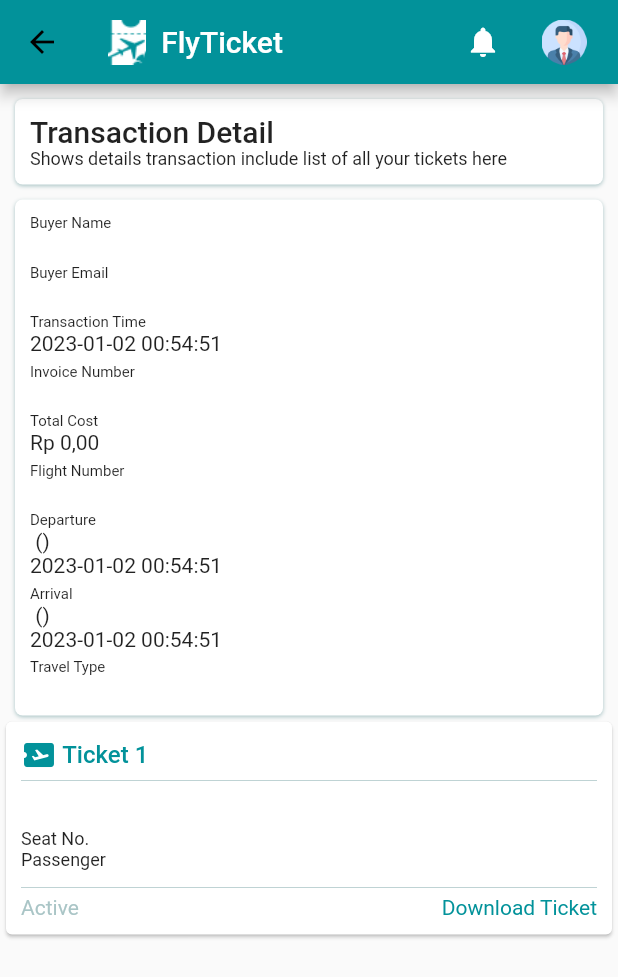
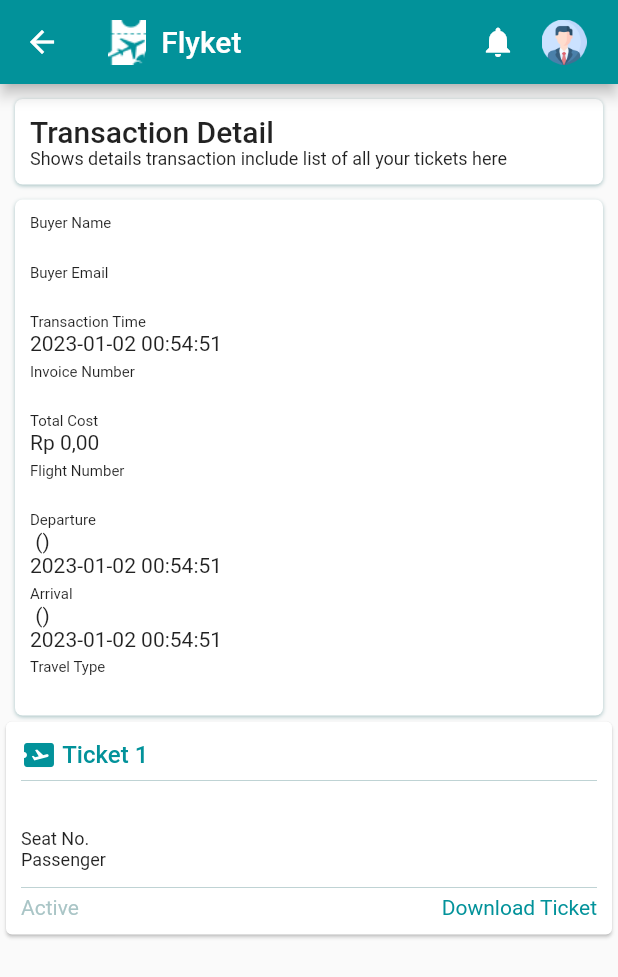
Before and after one commit to driskimaulana/flyket, a Flutter app: the TransactionHistoryDetail screen opened by its route, on a phone screen of 412 x 824 dp. Shown: the top 977 px of the screen. Run offline on Flutter 3.47's test engine with Material 2 defaults, Android fonts, the light colour scheme and no system bars; our stand-ins replace dropdown_button2, flutter_spinkit, fluttertoast, shared_preferences; missing offline and left inert: dropdownfield2, restart_app; accounts and stored records are empty; network calls fail.

Commit message:
Fix appbar detail transaction page

```diff
--- a/lib/view/screen/transaction_history/transaction_detail.dart
+++ b/lib/view/screen/transaction_history/transaction_detail.dart
@@ -88,6 +88,9 @@ class _TransactionHistoryDetailState extends State<TransactionHistoryDetail> {
     return Scaffold(
       appBar: AppBar(
         backgroundColor: mainColor,
+        iconTheme: const IconThemeData(
+          color: Colors.white,
+        ),
         title: Container(
           child: Row(
             mainAxisAlignment: MainAxisAlignment.spaceBetween,
@@ -102,39 +105,31 @@ class _TransactionHistoryDetailState extends State<TransactionHistoryDetail> {
                     width: 10,
                   ),
                   const Text(
-                    "FlyTicket",
+                    "Flyket",
                     style: TextStyle(
                       color: Colors.white,
                     ),
-                  )
+                  ),
                 ],
               ),
               Row(
                 children: [
                   IconButton(
-                    onPressed: (() {
-                      print("Open notification");
-                    }),
+                    onPressed: () {
+                      Navigator.pushNamed(context, "/notifications");
+                    },
                     icon: const Icon(
                       Icons.notifications,
                       color: Colors.white,
                     ),
                   ),
-                  const SizedBox(
-                    width: 10,
-                  ),
-                  GestureDetector(
-                    child: CircleAvatar(
-                      backgroundColor: Colors.transparent,
-                      child: Image.asset(
-                        "assets/images/profile.png",
-                        width: 30,
-                        height: 30,
-                      ),
+                  CircleAvatar(
+                    backgroundColor: Colors.transparent,
+                    child: Image.asset(
+                      "assets/images/profile.png",
+                      width: 30,
+                      height: 30,
                     ),
-                    onTap: () {
-                      print("Open profile");
-                    },
                   ),
                 ],
               )
```
